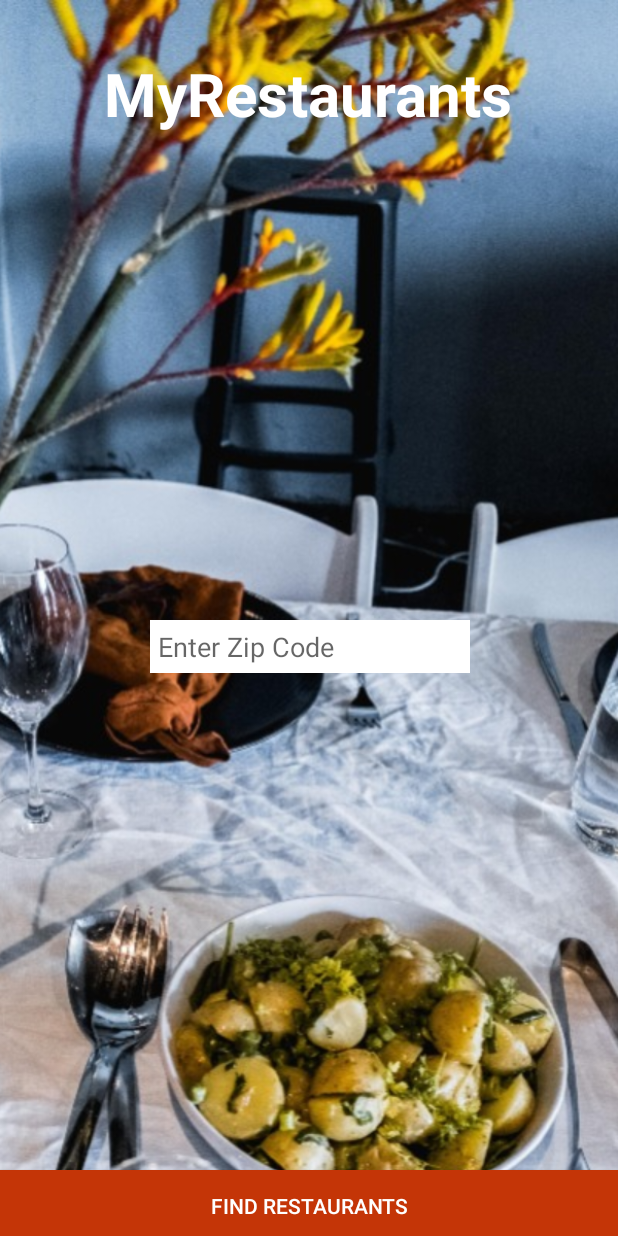
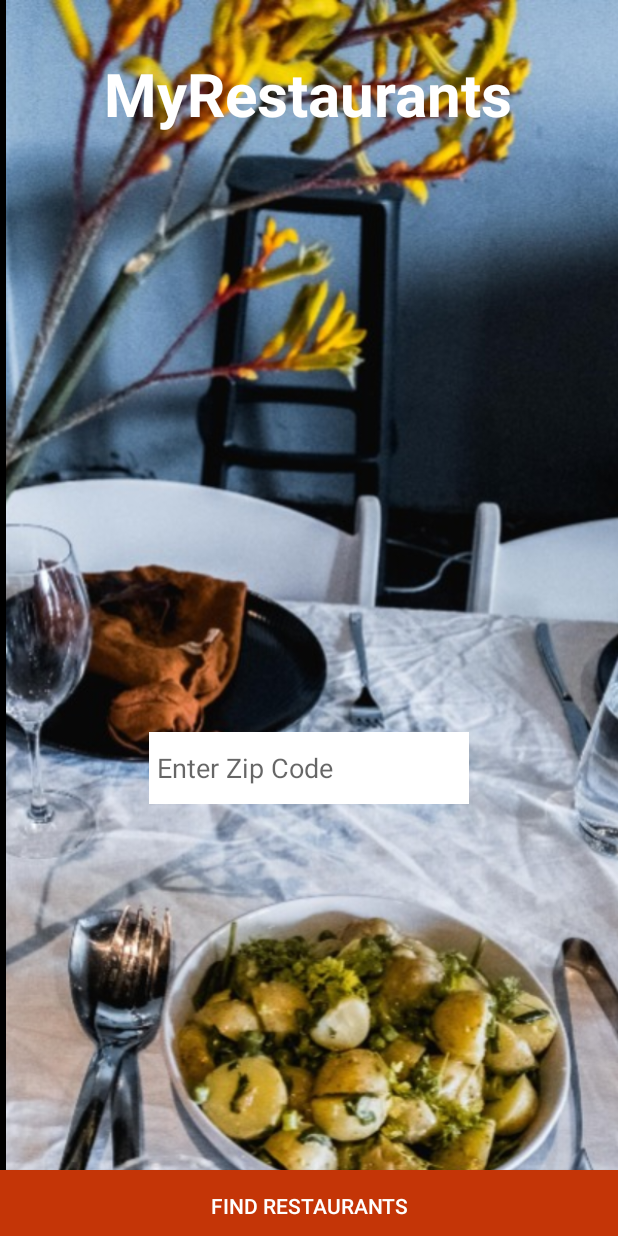
Before and after one commit to Nyanjuimarvin/My-Restaurants, an Android app: the screen it shows after launch (MainActivity), on a phone screen of 412 x 824 dp. Run offline under Robolectric (Android 15) with nearby library versions, the phone set to English and light mode, and no system bars.

```diff
--- a/app/src/main/res/layout/activity_main.xml
+++ b/app/src/main/res/layout/activity_main.xml
@@ -12,6 +12,8 @@
         android:layout_height="match_parent"
         android:layout_alignParentStart="true"
         android:layout_alignParentTop="true"
+        android:layout_marginStart="4dp"
+        android:layout_marginTop="0dp"
         android:scaleType="centerCrop"
         app:srcCompat="@drawable/myrestaurant" />
 
@@ -29,13 +31,11 @@
     <EditText
         android:id="@+id/locationEditText"
         android:layout_width="wrap_content"
-        android:layout_height="wrap_content"
-        android:layout_alignParentStart="true"
-        android:layout_centerHorizontal="true"
-        android:layout_marginStart="100dp"
-        android:layout_marginBottom="331dp"
+        android:layout_height="48dp"
+        android:layout_above="@+id/findRestaurantsButton"
+        android:layout_centerInParent="true"
+        android:layout_marginBottom="244dp"
         android:background="@color/colorTextIcons"
-        android:layout_above="@+id/findRestaurantsButton"
         android:ems="10"
         android:hint="Enter Zip Code"
         android:inputType="text"
--- a/app/src/main/res/layout/activity_restaurants.xml
+++ b/app/src/main/res/layout/activity_restaurants.xml
@@ -3,4 +3,10 @@
     android:layout_width="match_parent"
     android:layout_height="match_parent">
 
+    <TextView
+        android:id="@+id/locationTextView"
+        android:layout_width="wrap_content"
+        android:layout_height="wrap_content"
+        android:layout_centerInParent="true"
+        android:text="Restaurants Near" />
 </RelativeLayout>
```
Also changed, not shown: app/src/main/java/com/moringaschool/myrestaurants/MainActivity.java (+4 -4 lines), app/src/main/java/com/moringaschool/myrestaurants/RestaurantsActivity.java (+8 -0 lines).
